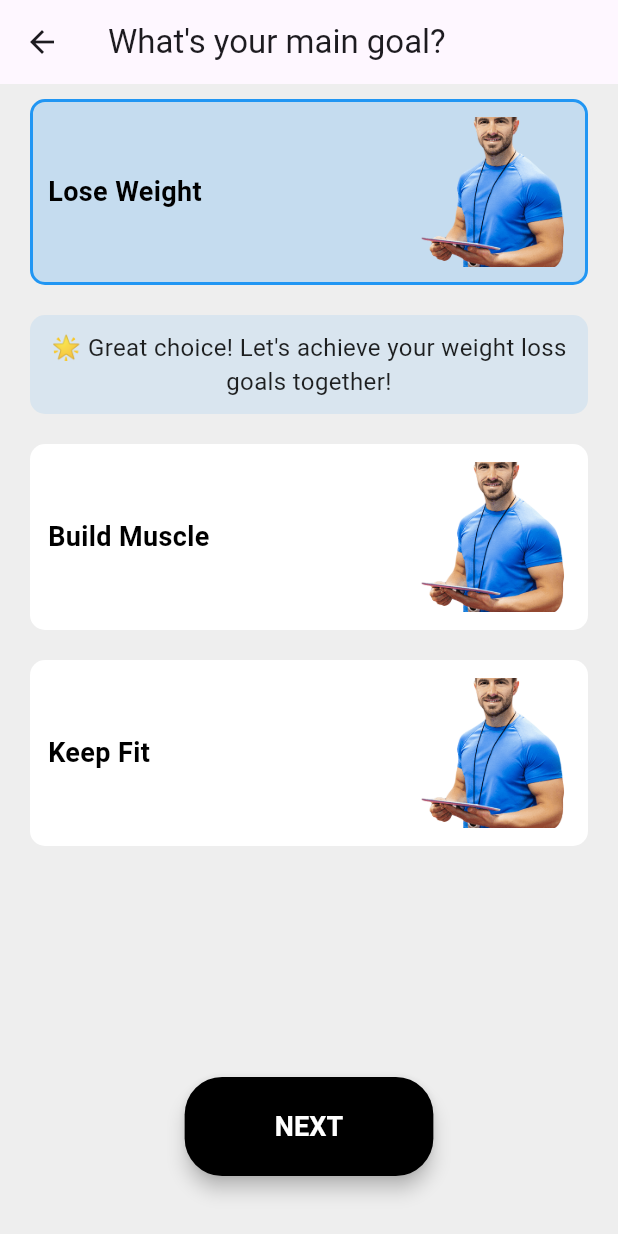
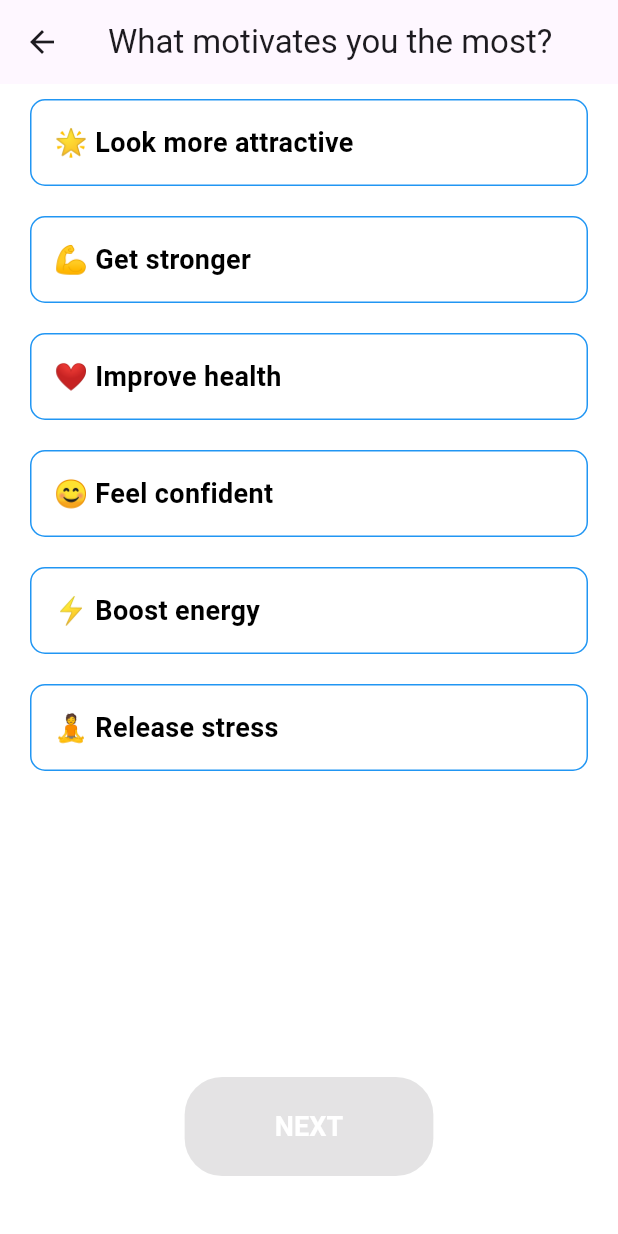
Before and after one commit to Abdimahad1/fitness_app_nodeJS, a Flutter app: the BodyTypeScreen screen opened directly, after a tap on "Lose Weight", after a tap on "NEXT", on a phone screen of 412 x 824 dp. Run offline on Flutter 3.47's test engine with Material 3 defaults, Android fonts, the phone set to English and light mode, and no system bars.

Commit message:
motivate screen added

```diff
--- a/lib/screens/startUp/bodyType.dart
+++ b/lib/screens/startUp/bodyType.dart
@@ -1,4 +1,5 @@
 import 'package:flutter/material.dart';
+import 'motivate.dart'; // Import the MotivateScreen
 
 class BodyTypeScreen extends StatefulWidget {
   @override
@@ -230,8 +231,12 @@ class _BodyTypeScreenState extends State<BodyTypeScreen> {
               child: ElevatedButton(
                 onPressed: selectedGoal != null
                     ? () {
-                  // Handle Next action
-                }
+                        // Navigate to the MotivateScreen
+                        Navigator.push(
+                          context,
+                          MaterialPageRoute(builder: (context) => MotivateScreen()),
+                        );
+                      }
                     : null, // Disable button if no goal is selected
                 style: ElevatedButton.styleFrom(
                   backgroundColor: selectedGoal != null ? Colors.black : Colors.grey, // Change color based on selection
--- a/lib/screens/startUp/motivate.dart
+++ b/lib/screens/startUp/motivate.dart
@@ -0,0 +1,117 @@
+import 'package:flutter/material.dart';
+
+class MotivateScreen extends StatefulWidget {
+  @override
+  _MotivateScreenState createState() => _MotivateScreenState();
+}
+
+class _MotivateScreenState extends State<MotivateScreen> {
+  List<String> motivations = [
+    "🌟 Look more attractive",
+    "💪 Get stronger",
+    "❤️ Improve health",
+    "😊 Feel confident",
+    "⚡ Boost energy",
+    "🧘 Release stress",
+  ];
+
+  List<bool> selectedMotivations = List.generate(6, (index) => false);
+
+  void toggleSelection(int index) {
+    setState(() {
+      selectedMotivations[index] = !selectedMotivations[index];
+    });
+  }
+
+  @override
+  Widget build(BuildContext context) {
+    return Scaffold(
+      appBar: AppBar(
+        title: Text("What motivates you the most?"),
+      ),
+      body: Container(
+        color: Colors.white, // Background color
+        child: Column(
+          children: [
+            Expanded(
+              child: ListView.builder(
+                itemCount: motivations.length,
+                itemBuilder: (context, index) {
+                  return GestureDetector(
+                    onTap: () => toggleSelection(index),
+                    child: Container(
+                      decoration: BoxDecoration(
+                        color: selectedMotivations[index] ? Colors.blue.withOpacity(0.8) : Colors.white,
+                        border: Border.all(color: Colors.blue),
+                        borderRadius: BorderRadius.circular(10),
+                      ),
+                      margin: EdgeInsets.symmetric(vertical: 10, horizontal: 20),
+                      padding: EdgeInsets.all(15),
+                      child: Row(
+                        mainAxisAlignment: MainAxisAlignment.spaceBetween,
+                        children: [
+                          Row(
+                            children: [
+                              // Text with Emoji
+                              Text(
+                                motivations[index],
+                                style: TextStyle(
+                                  fontSize: 18,
+                                  fontWeight: FontWeight.bold,
+                                  color: selectedMotivations[index] ? Colors.white : Colors.black,
+                                ),
+                              ),
+                            ],
+                          ),
+                          if (selectedMotivations[index])
+                            Container(
+                              decoration: BoxDecoration(
+                                shape: BoxShape.circle,
+                                color: Colors.white,
+                              ),
+                              padding: EdgeInsets.all(4),
+                              child: Icon(
+                                Icons.check,
+                                color: Colors.blue,
+                              ),
+                            ),
+                        ],
+                      ),
+                    ),
+                  );
+                },
+              ),
+            ),
+            // Next Button
+            Padding(
+              padding: const EdgeInsets.only(bottom: 40.0), // Add space from the bottom
+              child: ElevatedButton(
+                onPressed: selectedMotivations.contains(true)
+                    ? () {
+                  // Handle next action
+                }
+                    : null, // Disable if no option is selected
+                style: ElevatedButton.styleFrom(
+                  backgroundColor: selectedMotivations.contains(true) ? Colors.black : Colors.grey,
+                  shape: RoundedRectangleBorder(
+                    borderRadius: BorderRadius.circular(25),
+                  ),
+                  padding: EdgeInsets.symmetric(horizontal: 60, vertical: 20), // Increased padding for larger button
+                  elevation: 5, // Add shadow for depth
+                ),
+                child: Text(
+                  "NEXT",
+                  style: TextStyle(
+                    color: Colors.white,
+                    fontSize: 18,
+                    fontWeight: FontWeight.bold,
+                  ),
+                ),
+              ),
+            ),
+          ],
+        ),
+      ),
+    );
+  }
+}
```
